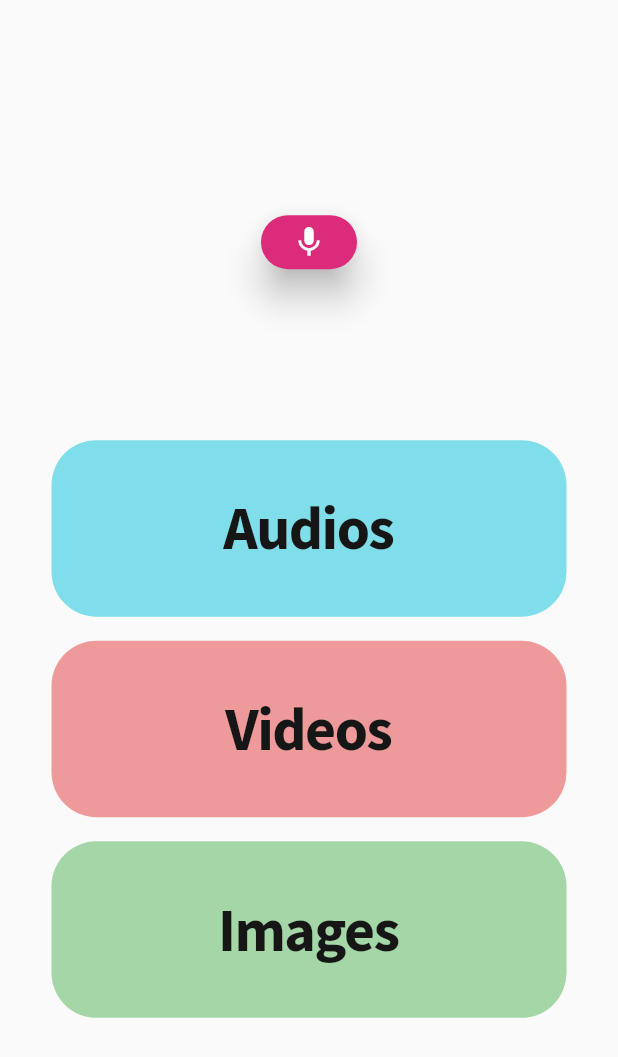
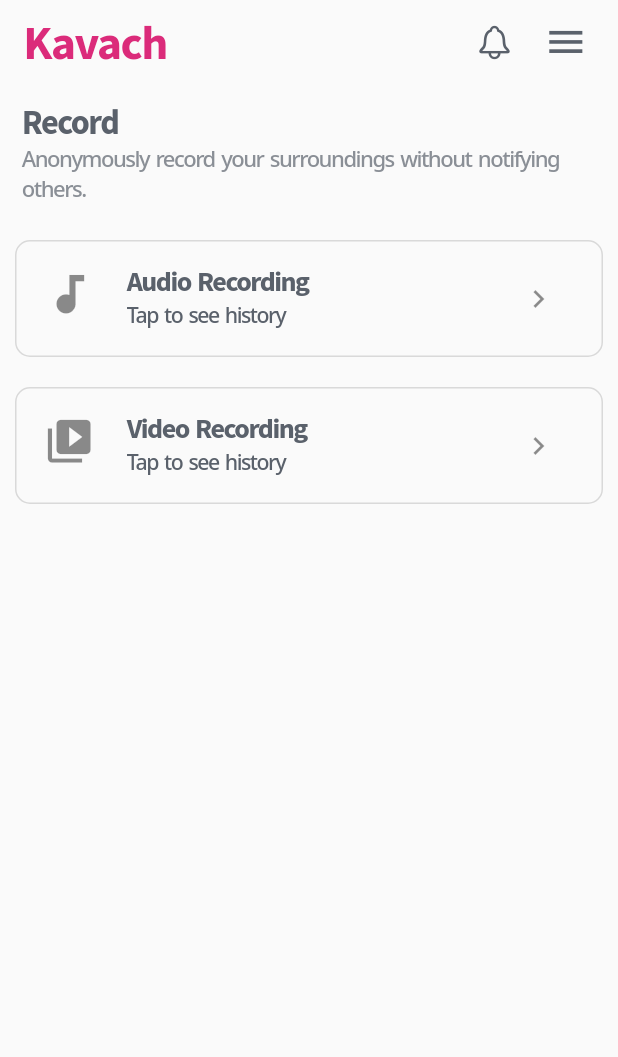
Before and after one commit to Amogh-Prabhu/IndiSafe_Hack_Autobots, a Flutter app: the Record screen opened directly, on a phone screen of 412 x 824 dp. Shown: the top 1057 px of the screen. Run offline on Flutter 3.47's test engine with Material 2 defaults, Android fonts, the phone set to English and light mode, and no system bars; our stand-ins replace cloud_firestore, firebase_auth, firebase_core, firebase_storage, geolocator, google_maps_flutter and 3 more; missing offline and left inert: record; accounts and stored records are empty.

Commit message:
Record Page | Ui Changes

```diff
--- a/lib/record/record.dart
+++ b/lib/record/record.dart
@@ -1,6 +1,10 @@
+// ignore_for_file: sort_child_properties_last, prefer_const_constructors
+
+import 'package:flutter/cupertino.dart';
 import 'package:flutter/material.dart';
 import 'package:kavach/record/audio/audio_service.dart';
 import 'package:kavach/record/audio/audios.dart';
+import 'package:kavach/record/widgets/history_widget.dart';
 import 'package:kavach/utils/kavach_theme.dart';
 
 class Record extends StatelessWidget {
@@ -8,88 +12,155 @@ class Record extends StatelessWidget {
 
   @override
   Widget build(BuildContext context) {
-    Size size = MediaQuery.of(context).size;
+    double width = MediaQuery.of(context).size.width;
     return Scaffold(
+      appBar: AppBar(
+        backgroundColor: Colors.transparent,
+        foregroundColor: Colors.transparent,
+        elevation: 0,
+        title: Text(
+          "Kavach",
+          style: KavachTheme.titleText(
+              size: width / 13,
+              weight: FontWeight.w600,
+              color: KavachTheme.darkPink),
+        ),
+        actions: [
+          Icon(
+            CupertinoIcons.bell,
+            color: KavachTheme.nearlyGrey,
+            size: width / 16,
+          ),
+          const SizedBox(
+            width: 20,
+          ),
+          Icon(
+            Icons.menu,
+            color: KavachTheme.nearlyGrey,
+            size: width / 14,
+          ),
+          const SizedBox(
+            width: 20,
+          ),
+        ],
+      ),
       body: Column(
-        mainAxisAlignment: MainAxisAlignment.center,
+        mainAxisAlignment: MainAxisAlignment.start,
+        crossAxisAlignment: CrossAxisAlignment.start,
         children: [
-          ElevatedButton(
-            onPressed: () async {
-              String? url =
-                  await AudioService().captureForTime(Duration(seconds: 1));
-            },
-            child: Icon(Icons.mic),
-            style: KavachTheme.buttonStyle(
-              backColor: KavachTheme.darkPink,
+          Padding(
+            padding:
+                const EdgeInsets.only(top: 10, left: 15, right: 15, bottom: 15),
+            child: Column(
+              crossAxisAlignment: CrossAxisAlignment.start,
+              children: [
+                Text(
+                  "Record",
+                  style: KavachTheme.titleText(
+                      size: width / 18,
+                      weight: FontWeight.normal,
+                      color: KavachTheme.nearlyGrey),
+                ),
+                Text(
+                    "Anonymously record your surroundings without notifying others.",
+                    style: KavachTheme.subtitleText(
+                        size: width / 28,
+                        weight: FontWeight.normal,
+                        color: KavachTheme.nearlyGrey.withOpacity(0.7)))
+              ],
             ),
           ),
-          SizedBox(height: 100),
-          Center(
-              child: Column(
-            mainAxisAlignment: MainAxisAlignment.center,
+
+          Column(
             children: [
-              Padding(
-                padding: const EdgeInsets.all(8.0),
-                child: GestureDetector(
-                  onTap: () {
-                    Navigator.of(context)
-                        .push(MaterialPageRoute(builder: (_) => Audios()));
-                  },
-                  child: Container(
-                    alignment: Alignment.center,
-                    height: size.height / 7,
-                    width: size.width / 1.2,
-                    decoration: BoxDecoration(
-                        color: Colors.cyan[200],
-                        borderRadius: BorderRadius.circular(30)),
-                    child: Text(
-                      "Audios",
-                      style: KavachTheme.titleText(
-                        size: 40,
-                        weight: FontWeight.bold,
-                      ),
-                    ),
-                  ),
-                ),
-              ),
-              Padding(
-                padding: const EdgeInsets.all(8.0),
-                child: Container(
-                  alignment: Alignment.center,
-                  height: size.height / 7,
-                  width: size.width / 1.2,
-                  decoration: BoxDecoration(
-                      color: Colors.red[200],
-                      borderRadius: BorderRadius.circular(30)),
-                  child: Text(
-                    "Videos",
-                    style: KavachTheme.titleText(
-                      size: 40,
-                      weight: FontWeight.bold,
-                    ),
-                  ),
-                ),
-              ),
-              Padding(
-                padding: const EdgeInsets.all(8.0),
-                child: Container(
-                  alignment: Alignment.center,
-                  height: size.height / 7,
-                  width: size.width / 1.2,
-                  decoration: BoxDecoration(
-                      color: Colors.green[200],
-                      borderRadius: BorderRadius.circular(30)),
-                  child: Text(
-                    "Images",
-                    style: KavachTheme.titleText(
-                      size: 40,
-                      weight: FontWeight.bold,
-                    ),
-                  ),
-                ),
-              ),
-            ],
-          )),
+              HistoryWidget(
+                  iconData: Icons.audiotrack,
+                  subtitle: "Tap to see history",
+                  title: "Audio Recording"),
+              HistoryWidget(
+                  iconData: Icons.video_collection,
+                  subtitle: "Tap to see history",
+                  title: "Video Recording"),
+            ]
+          )
+
+          // ElevatedButton(
+          //   onPressed: () async {
+          //     String? url =
+          //         await AudioService().captureForTime(Duration(seconds: 1));
+          //   },
+          //   child: Icon(Icons.mic),
+          //   style: KavachTheme.buttonStyle(
+          //     backColor: KavachTheme.darkPink,
+          //   ),
+          // ),
+          // const SizedBox(height: 100),
+          // Center(
+          //     child: Column(
+          //   mainAxisAlignment: MainAxisAlignment.center,
+          //   children: [
+          //     Padding(
+          //       padding: const EdgeInsets.all(8.0),
+          //       child: GestureDetector(
+          //         onTap: () {
+          //           Navigator.of(context)
+          //               .push(MaterialPageRoute(builder: (_) => Audios()));
+          //         },
+          //         child: Container(
+          //           alignment: Alignment.center,
+          //           height: width / 7,
+          //           width: width / 1.2,
+          //           decoration: BoxDecoration(
+          //               color: Colors.cyan[200],
+          //               borderRadius: BorderRadius.circular(30)),
+          //           child: Text(
+          //             "Audios",
+          //             style: KavachTheme.titleText(
+          //               size: 40,
+          //               weight: FontWeight.bold,
+          //             ),
+          //           ),
+          //         ),
+          //       ),
+          //     ),
+          //     Padding(
+          //       padding: const EdgeInsets.all(8.0),
+          //       child: Container(
+          //         alignment: Alignment.center,
+          //         height: width / 7,
+          //         width: width / 1.2,
+          //         decoration: BoxDecoration(
+          //             color: Colors.red[200],
+          //             borderRadius: BorderRadius.circular(30)),
+          //         child: Text(
+          //           "Videos",
+          //           style: KavachTheme.titleText(
+          //             size: 40,
+          //             weight: FontWeight.bold,
+          //           ),
+          //         ),
+          //       ),
+          //     ),
+          //     Padding(
+          //       padding: const EdgeInsets.all(8.0),
+          //       child: Container(
+          //         alignment: Alignment.center,
+          //         height: width / 7,
+          //         width: width / 1.2,
+          //         decoration: BoxDecoration(
+          //             color: Colors.green[200],
+          //             borderRadius: BorderRadius.circular(30)),
+          //         child: Text(
+          //           "Images",
+          //           style: KavachTheme.titleText(
+          //             size: 40,
+          //             weight: FontWeight.bold,
+          //           ),
+          //         ),
+          //       ),
+          //     ),
+          //   ],
+          // )),
         ],
       ),
     );
--- /dev/null
+++ b/lib/record/widgets/history_widget.dart
@@ -0,0 +1,49 @@
+// ignore_for_file: must_be_immutable
+
+import 'package:flutter/material.dart';
+import 'package:kavach/utils/kavach_theme.dart';
+
+class HistoryWidget extends StatelessWidget {
+  HistoryWidget(
+      {super.key,
+      required this.iconData,
+      required this.subtitle,
+      required this.title});
+  String title;
+  String subtitle;
+  IconData iconData;
+
+  @override
+  Widget build(BuildContext context) {
+    double width = MediaQuery.of(context).size.width;
+    return Container(
+      padding: const EdgeInsets.all(2),
+      margin: const EdgeInsets.all(10),
+      decoration: BoxDecoration(
+          border: Border.all(color: KavachTheme.lightGrey.withOpacity(0.5)),
+          borderRadius: BorderRadius.circular(10)),
+      child: ListTile(
+        leading: Icon(
+          iconData,
+          size: width / 12,
+        ),
+        title: Text(
+          title,
+          style: KavachTheme.titleText(
+              size: width / 22,
+              weight: FontWeight.normal,
+              color: KavachTheme.nearlyGrey),
+        ),
+        subtitle: Text(
+          subtitle,
+          style: KavachTheme.subtitleText(
+              size: width / 29,
+              weight: FontWeight.normal,
+              color: KavachTheme.nearlyGrey),
+        ),
+        trailing: IconButton(
+            onPressed: () {}, icon: const Icon(Icons.keyboard_arrow_right)),
+      ),
+    );
+  }
+}
```
